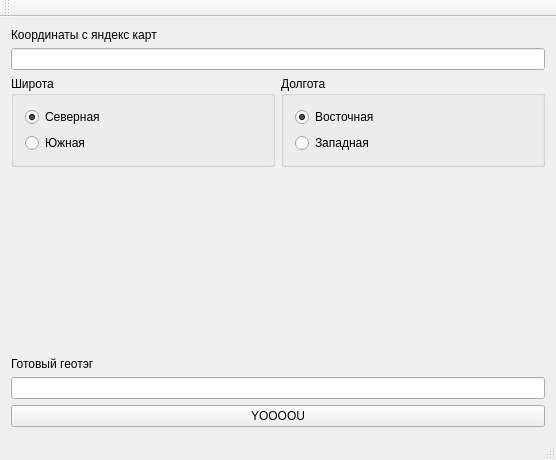
Before: the Qt Designer form mainwindow.ui in s9gf4ult/degree, drawn with Qt 5.
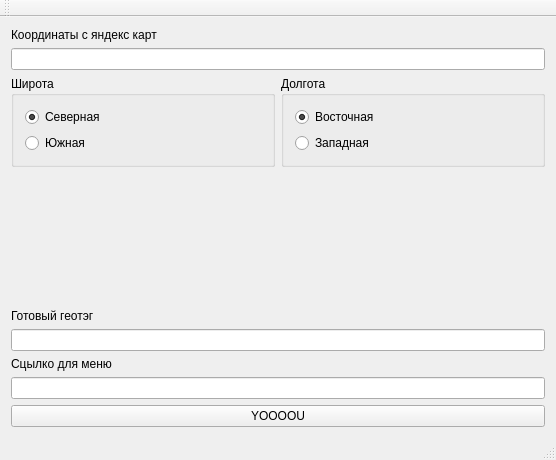
After: the same form once the commit is applied.

Commit message: modified:   mainwindow.cpp 	modified:   mainwindow.h 	modified:   mainwindow.ui 	* Link field added

The edit to the form file:
```diff
--- a/mainwindow.ui
+++ b/mainwindow.ui
@@ -102,7 +102,25 @@
      </widget>
     </item>
     <item alignment="Qt::AlignTop">
-     <widget class="QLineEdit" name="output"/>
+     <widget class="QLineEdit" name="output">
+      <property name="readOnly">
+       <bool>true</bool>
+      </property>
+     </widget>
+    </item>
+    <item>
+     <widget class="QLabel" name="label_3">
+      <property name="text">
+       <string>Сцылко для меню</string>
+      </property>
+     </widget>
+    </item>
+    <item>
+     <widget class="QLineEdit" name="link">
+      <property name="readOnly">
+       <bool>true</bool>
+      </property>
+     </widget>
     </item>
     <item alignment="Qt::AlignBottom">
      <widget class="QPushButton" name="go">
```
The commit also changes 2 other files.
